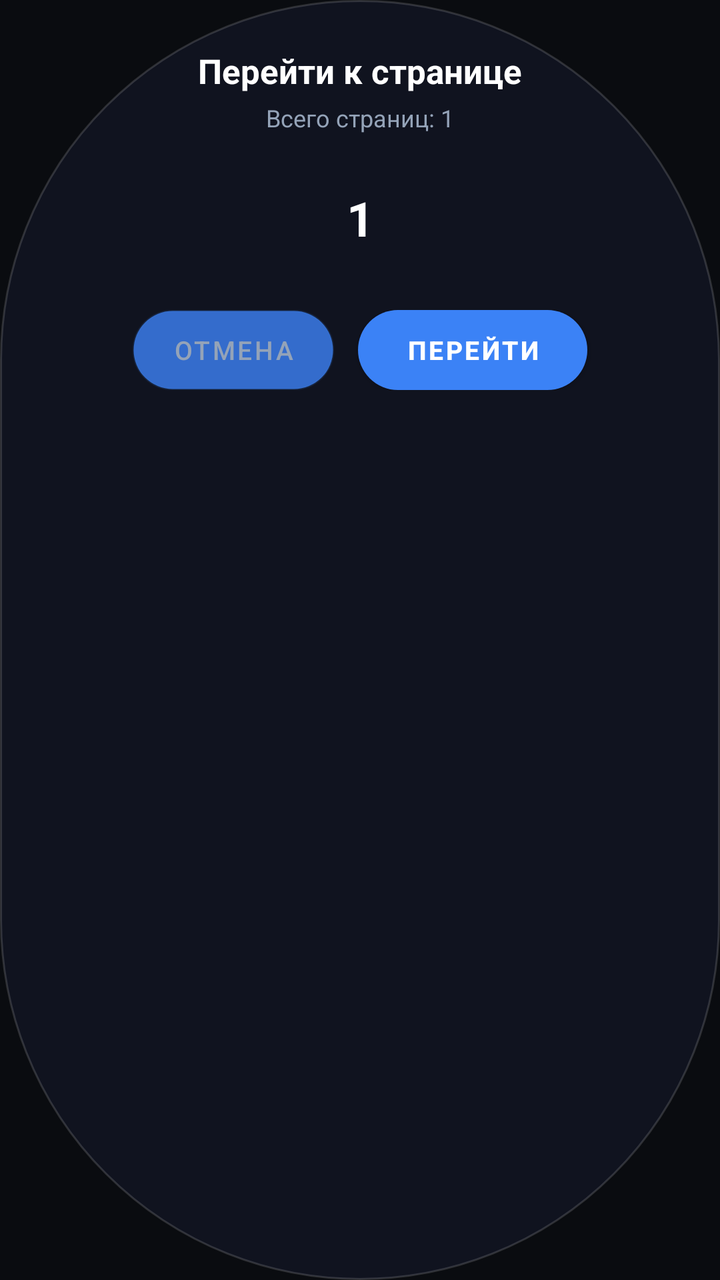
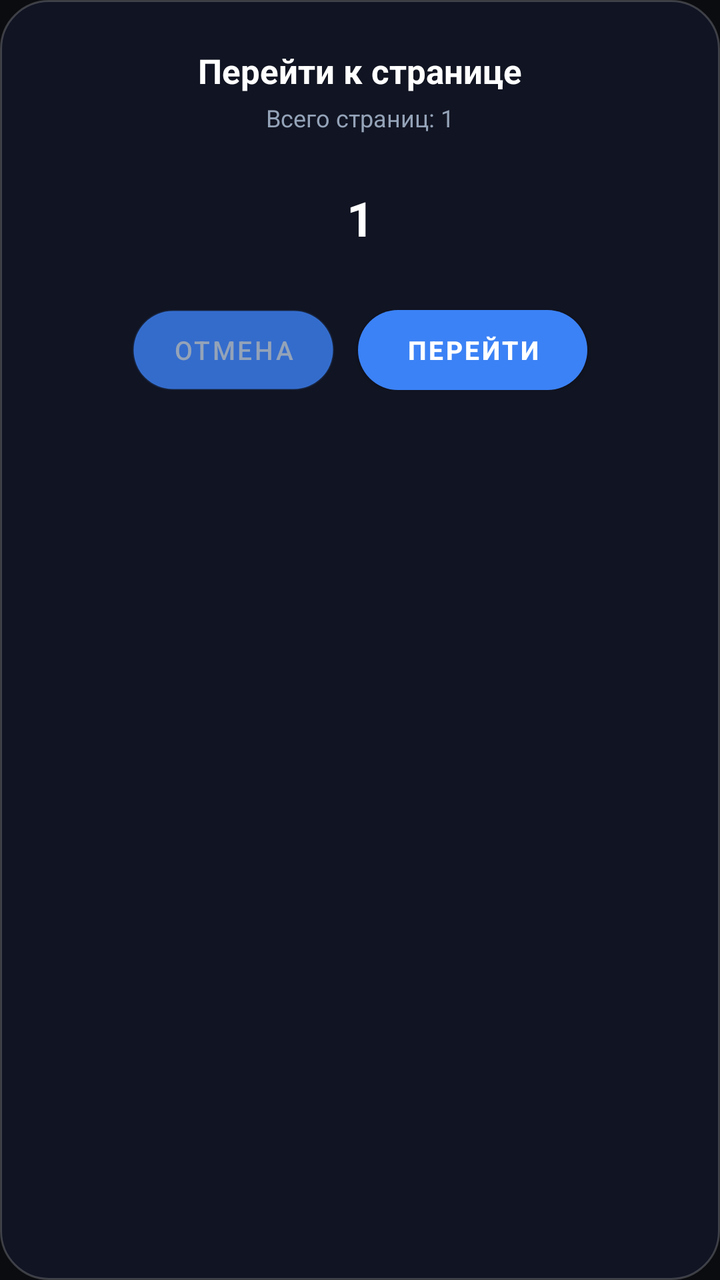

Before-and-after screenshots of an Android layout around one commit, followed by the original layout XML and the change that was made.
<!-- AndroidManifest.xml: application theme Theme.AuraLeaf -->
<!-- res/layout/dialog_page_jump.xml -->
<?xml version="1.0" encoding="utf-8"?>
<LinearLayout xmlns:android="http://schemas.android.com/apk/res/android"
    android:layout_width="320dp"
    android:layout_height="wrap_content"
    android:background="@drawable/bg_glass_pill"
    android:gravity="center_horizontal"
    android:orientation="vertical"
    android:padding="24dp">

    <TextView
        android:layout_width="wrap_content"
        android:layout_height="wrap_content"
        android:text="Перейти к странице"
        android:textColor="#FFFFFF"
        android:textSize="17sp"
        android:textStyle="bold" />

    <TextView
        android:id="@+id/tv_jump_page_hint"
        android:layout_width="wrap_content"
        android:layout_height="wrap_content"
        android:layout_marginTop="4dp"
        android:text="Всего страниц: 1"
        android:textColor="#94A3B8"
        android:textSize="12sp" />

    
    <EditText
        android:id="@+id/et_jump_page"
        android:layout_width="140dp"
        android:layout_height="52dp"
        android:layout_marginTop="16dp"
        android:background="@drawable/bg_glass_circle"
        android:gravity="center"
        android:inputType="number"
        android:maxLength="4"
        android:text="1"
        android:textColor="#FFFFFF"
        android:textColorHint="#60FFFFFF"
        android:textSize="24sp"
        android:textStyle="bold" />

    <LinearLayout
        android:layout_width="match_parent"
        android:layout_height="wrap_content"
        android:layout_marginTop="20dp"
        android:gravity="center"
        android:orientation="horizontal">

        <Button
            android:id="@+id/btn_jump_cancel"
            android:layout_width="wrap_content"
            android:layout_height="40dp"
            android:layout_marginEnd="12dp"
            android:background="@drawable/bg_glass_pill"
            android:paddingStart="20dp"
            android:paddingEnd="20dp"
            android:text="Отмена"
            android:textColor="#94A3B8"
            android:textSize="13sp" />

        <Button
            android:id="@+id/btn_jump_confirm"
            android:layout_width="wrap_content"
            android:layout_height="40dp"
            android:background="@drawable/bg_button_glow"
            android:paddingStart="24dp"
            android:paddingEnd="24dp"
            android:text="Перейти"
            android:textColor="#FFFFFF"
            android:textSize="13sp"
            android:textStyle="bold" />
    </LinearLayout>

</LinearLayout>
<!-- resources referenced by this layout -->
<resources>
  <!-- drawable bg_button_glow (drawable) -->
  <?xml version="1.0" encoding="utf-8"?>
  <ripple xmlns:android="http://schemas.android.com/apk/res/android"
      android:color="#33FFFFFF">
      <item>
          <shape android:shape="rectangle">
              <corners android:radius="999dp"/>
              <gradient
                  android:startColor="#3B82F6"
                  android:endColor="#2563EB"
                  android:angle="45"/>
          </shape>
      </item>
  </ripple>
  <!-- drawable bg_glass_circle (drawable) -->
  <?xml version="1.0" encoding="utf-8"?>
  <ripple xmlns:android="http://schemas.android.com/apk/res/android"
      android:color="#33FFFFFF">
      <item>
          <shape android:shape="oval">
              <solid android:color="#00000000"/>
          </shape>
      </item>
  </ripple>
  <!-- drawable bg_glass_pill (drawable) -->
  <?xml version="1.0" encoding="utf-8"?>
  <ripple xmlns:android="http://schemas.android.com/apk/res/android"
      android:color="#33FFFFFF">
      <item>
          <shape android:shape="rectangle">
              <corners android:radius="999dp"/>
              <solid android:color="#CC121624"/>
              <stroke android:width="1dp" android:color="#26FFFFFF"/>
          </shape>
      </item>
  </ripple>
  <style name="Theme.AuraLeaf" parent="Theme.MaterialComponents.NoActionBar">
          <item name="android:windowBackground">@color/bg_dark</item>
          <item name="android:statusBarColor">#00000000</item>
          <item name="android:navigationBarColor">#00000000</item>
          <item name="android:windowTranslucentStatus">false</item>
          <item name="android:windowTranslucentNavigation">false</item>
          <item name="colorPrimary">@color/accent_blue</item>
          <item name="colorSecondary">@color/accent_blue</item>
      </style>
  <color name="bg_dark">#0A0C10</color>
  <color name="accent_blue">#3B82F6</color>
</resources>

<!-- the commit's change to res/layout/dialog_page_jump.xml (unified diff, before → after) -->
@@ -2,7 +2,7 @@
 <LinearLayout xmlns:android="http://schemas.android.com/apk/res/android"
     android:layout_width="320dp"
     android:layout_height="wrap_content"
-    android:background="@drawable/bg_glass_pill"
+    android:background="@drawable/bg_glass_card"
     android:gravity="center_horizontal"
     android:orientation="vertical"
     android:padding="24dp">
<!-- resource entries referenced after the edit -->
@@ -14,6 +14,14 @@
           </shape>
       </item>
   </ripple>
+  <!-- drawable bg_glass_card (drawable) -->
+  <?xml version="1.0" encoding="utf-8"?>
+  <shape xmlns:android="http://schemas.android.com/apk/res/android"
+      android:shape="rectangle">
+      <corners android:radius="24dp"/>
+      <solid android:color="#E6121624"/>
+      <stroke android:width="1dp" android:color="#33FFFFFF"/>
+  </shape>
   <!-- drawable bg_glass_circle (drawable) -->
   <?xml version="1.0" encoding="utf-8"?>
   <ripple xmlns:android="http://schemas.android.com/apk/res/android"
